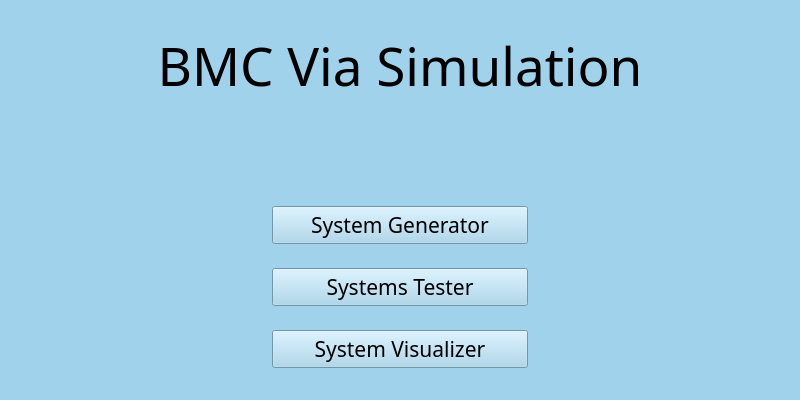
This is GUI/StartUI.ui in eden2888/BMC_Simulation as Qt 5 draws it before an edit. The edited form follows.
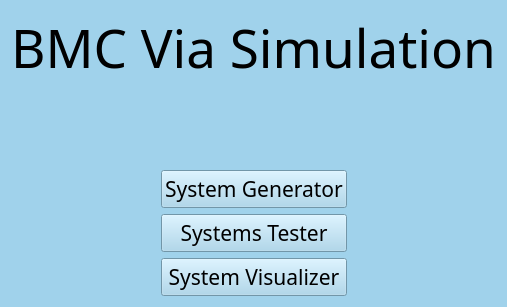
This is the edited form.

Commit message: Generator screen UI updated

Patch:
```diff
--- a/GUI/StartUI.ui
+++ b/GUI/StartUI.ui
@@ -9,8 +9,8 @@
    <rect>
     <x>0</x>
     <y>0</y>
-    <width>800</width>
-    <height>400</height>
+    <width>474</width>
+    <height>285</height>
    </rect>
   </property>
   <property name="sizePolicy">
@@ -21,8 +21,8 @@
   </property>
   <property name="minimumSize">
    <size>
-    <width>600</width>
-    <height>400</height>
+    <width>0</width>
+    <height>0</height>
    </size>
   </property>
   <property name="maximumSize">
```
Left out of the diff: 3 changed lines with no effect on the pictures. The commit also changes 3 other files.
